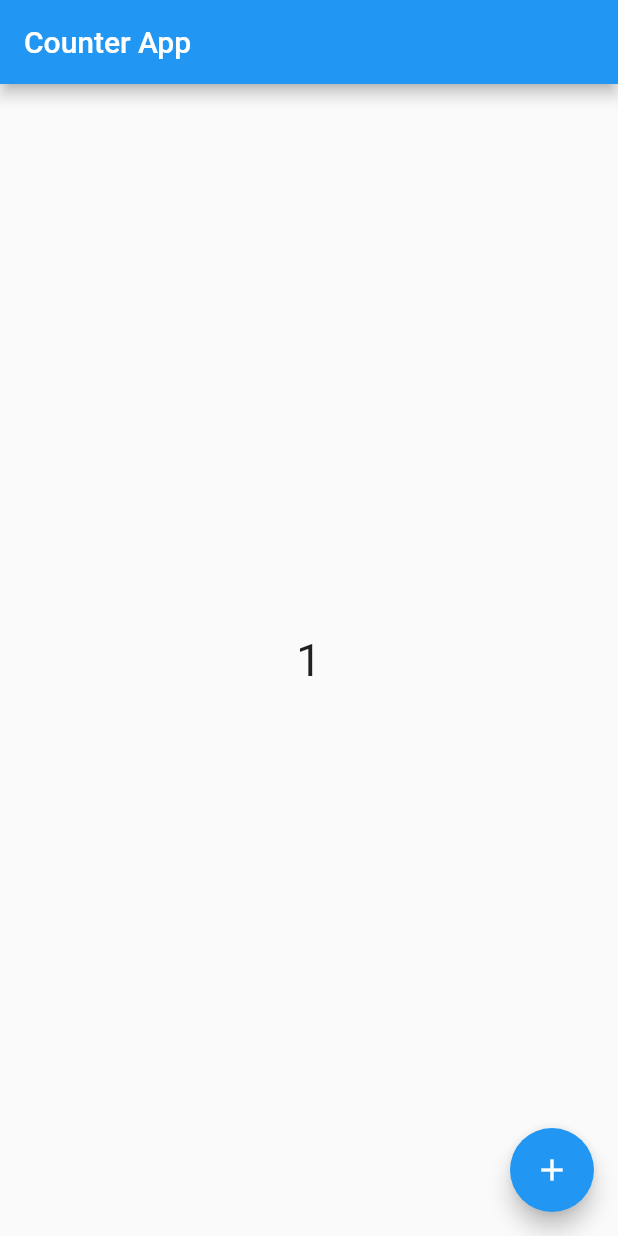
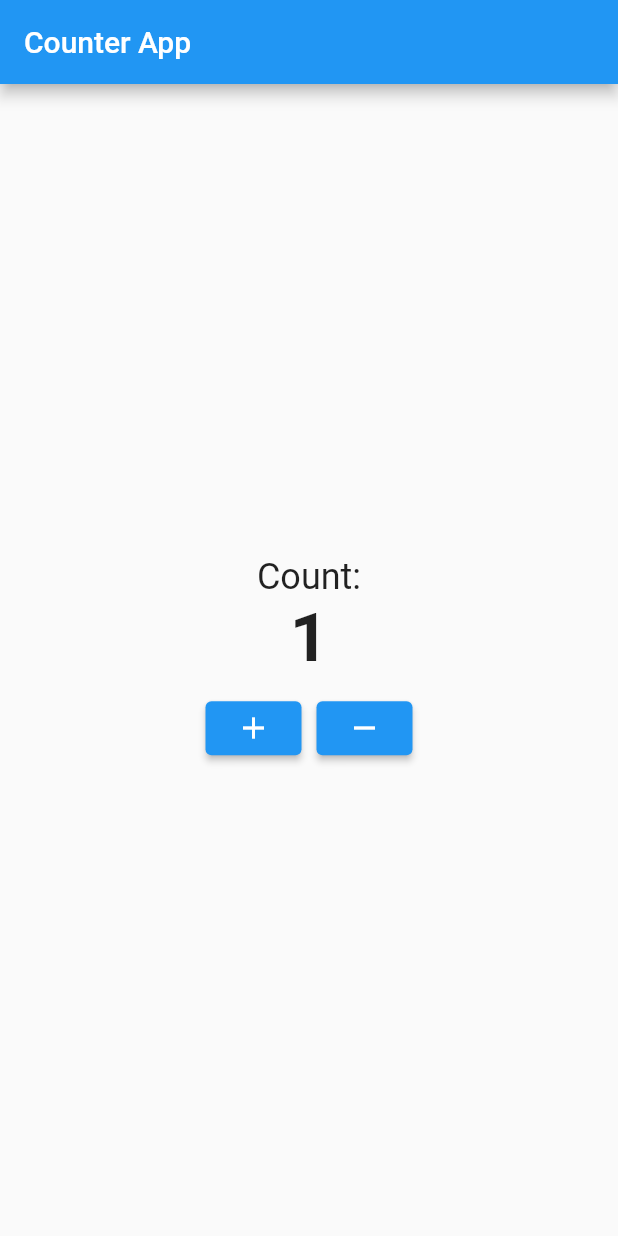
Before and after one commit to pranto372/module_07_flutter_03, a Flutter app: the screen it shows after launch, after a tap on the "add" icon, on a phone screen of 412 x 824 dp. Run offline on Flutter 3.47's test engine with Material 2 defaults, Android fonts, the phone set to English and light mode, and no system bars.

```diff
--- a/lib/main.dart
+++ b/lib/main.dart
@@ -1,52 +1,92 @@
-import 'package:flutter/cupertino.dart';
 import 'package:flutter/material.dart';
 
-void main(){
-  runApp(MyApp());
+void main() {
+  runApp(const MyApp());
 }
 
-class MyApp extends StatelessWidget{
-  const MyApp({super.key});
+class MyApp extends StatelessWidget {
+  const MyApp({Key? key}) : super(key: key);
 
   @override
   Widget build(BuildContext context) {
-   return const MaterialApp(
-     title: "Counter App",
-     home: MyHomePage(),
+    return MaterialApp(
+      title: 'Flutter Demo',
+      theme: ThemeData(
+        primarySwatch: Colors.blue,
+      ),
+      home: const MyHomePage(),
     );
   }
 }
 
-class MyHomePage extends StatefulWidget{
+class MyHomePage extends StatefulWidget {
   const MyHomePage({super.key});
 
   @override
-  State<StatefulWidget> createState() {
-    return MyHomePageUI();
-  }
+  State<MyHomePage> createState() => _MyHomePageState();
 }
 
-class MyHomePageUI extends State<MyHomePage>{
-
-  int CountNumber = 0;
+class _MyHomePageState extends State<MyHomePage> {
+  int count = 0;
 
   @override
   Widget build(BuildContext context) {
     return Scaffold(
         appBar: AppBar(
-        title: Text("Counter App"),
+          title: const Text("Counter App"),
         ),
-      body: Center(
-        child: Text(CountNumber.toString(), style: TextStyle(fontSize: 30),),
+        body: Column(
+          crossAxisAlignment: CrossAxisAlignment.center,
+          mainAxisAlignment: MainAxisAlignment.center,
+          children: [
+            const Text("Count:", style: TextStyle(fontSize: 24)),
+            Text(count.toString(),
+                style:
+                    const TextStyle(fontSize: 45, fontWeight: FontWeight.bold)),
+            SizedBox(
+              height: 10,
             ),
-      floatingActionButton: FloatingActionButton(
-        child: Icon(Icons.add),
-        onPressed: (){
+            Row(
+              mainAxisAlignment: MainAxisAlignment.center,
+              children: [
+                ElevatedButton(
+                    onPressed: () {
                       setState(() {
-            CountNumber = CountNumber + 1;
+                        setState(() {
+                          count++;
+                        });
+                        if (count >= 5) {
+                          showDialog(
+                              context: context,
+                              builder: (context) => AlertDialog(
+                                    title: Text("Button Pressed $count time"),
+                                    actions: [
+                                      TextButton(
+                                          onPressed: () {
+                                            Navigator.pop(context);
+                                          },
+                                          child: const Text("Close")),
+                                    ],
+                                  ));
+                        }
                       });
                     },
+                    child: const Icon(Icons.add)),
+                const SizedBox(
+                  width: 10,
                 ),
-    );
+                ElevatedButton(
+                    onPressed: () {
+                      setState(() {
+                        if (count >= 1) {
+                          count = count - 1;
+                        }
+                      });
+                    },
+                    child: const Icon(Icons.remove)),
+              ],
+            )
+          ],
+        ));
   }
 }
```
Lines whose indentation alone changed are shown as unchanged.
